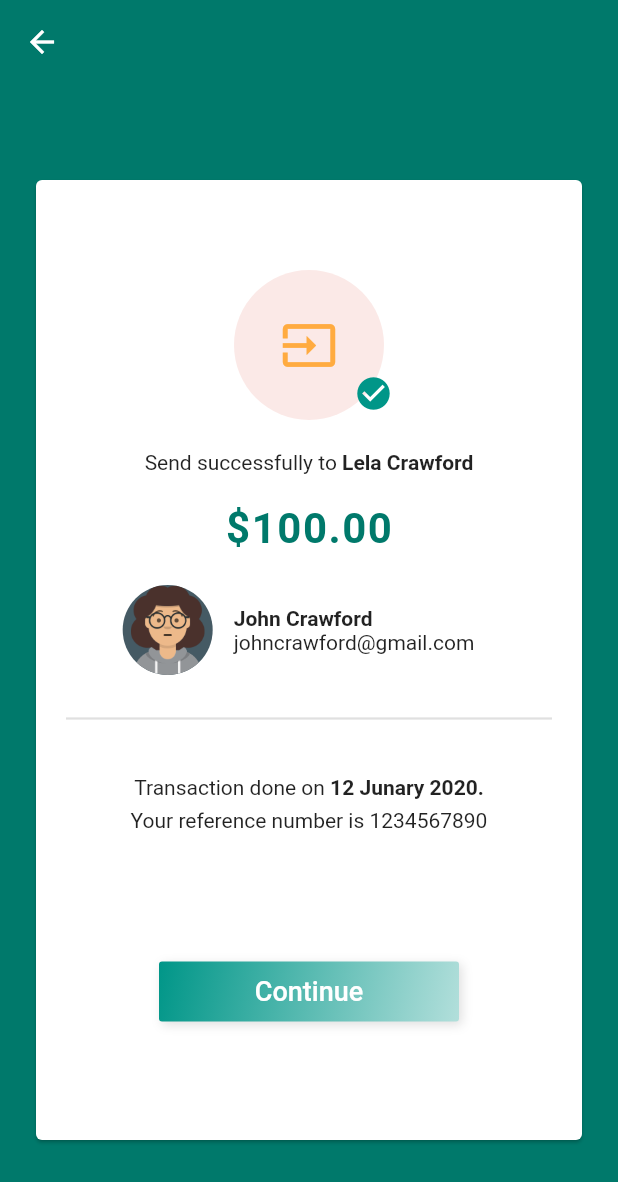
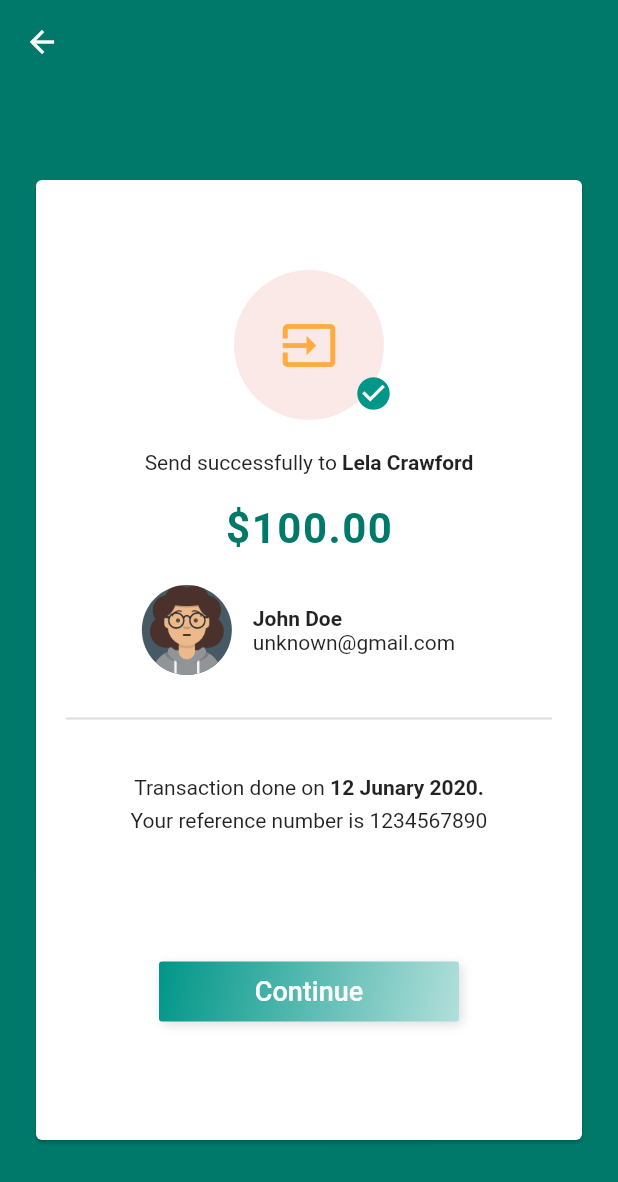
Before and after one commit to sumyathtarwai/code-flutter, a Flutter app: the screen it shows after launch, after a tap on "Send Money", on a phone screen of 412 x 824 dp. Shown: the top 1182 px of the screen. Run offline on Flutter 3.47's test engine with Material 2 defaults, Android fonts, the light colour scheme and no system bars.

Commit message:
fix name

```diff
--- a/flutter/ui_building/lib/ui/wallet/detail_summary_page.dart
+++ b/flutter/ui_building/lib/ui/wallet/detail_summary_page.dart
@@ -45,8 +45,8 @@ class DetailSummaryPage extends StatelessWidget {
                     context,
                     MaterialPageRoute(
                       builder: (context) => SendMoneyPage(
-                        from: 'John Crawford',
-                        fromEmail: 'johncrawford@gmail.com',
+                        from: 'John Doe ',
+                        fromEmail: 'unknown@gmail.com',
                         to: 'Lela Crawford',
                         amount: '\$100.00',
                       ),
```
